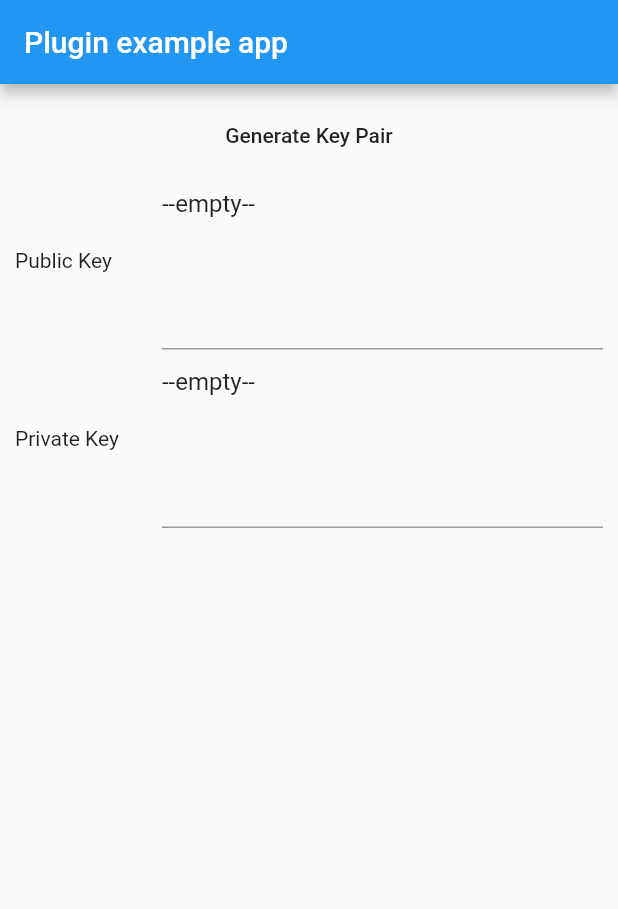
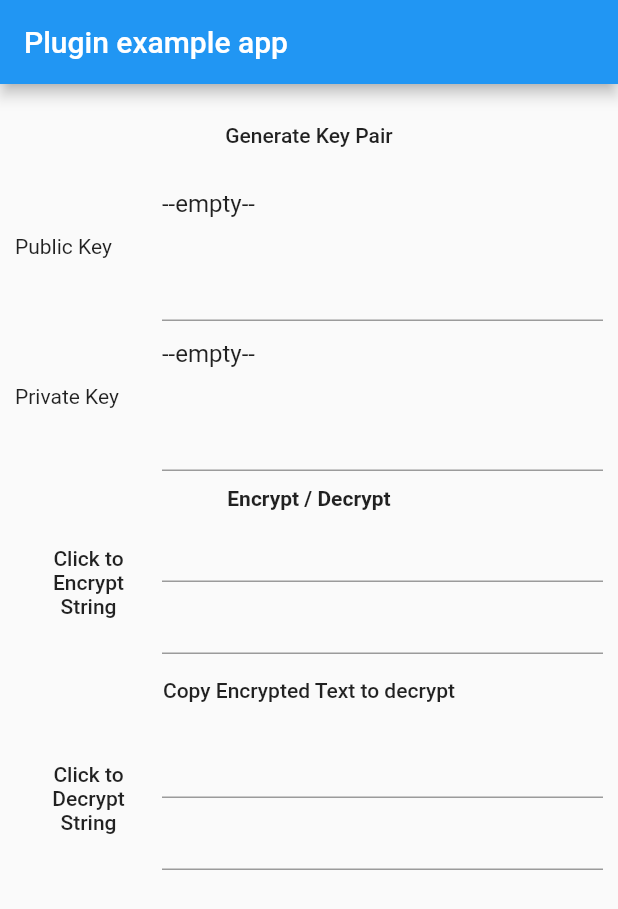
Before and after one commit to eurus-chain/eurus-app-security, a Flutter app: the screen it shows after launch, after a tap on "Generate Key Pair", on a phone screen of 412 x 824 dp. Shown: the top 909 px of the screen. Run offline on Flutter 3.47's test engine with Material 2 defaults, Android fonts, the phone set to English and light mode, and no system bars; missing offline and left inert: asn1lib, pointycastle.

Commit message:
1. Retrieve params updated 2. Retrieve test script updated 3. Example udpated

```diff
--- a/example/lib/main.dart
+++ b/example/lib/main.dart
@@ -14,10 +14,16 @@ class MyApp extends StatefulWidget {
 }
 
 class _MyAppState extends State<MyApp> {
-  AsymmetricKeyPair<PublicKey, PrivateKey> keyPairs;
+  AsymmetricKeyPair keyPairs;
 
   final TextEditingController publicKyTc = TextEditingController();
   final TextEditingController privateKyTc = TextEditingController();
+
+  final TextEditingController txtToEncrypt = TextEditingController();
+  final TextEditingController txtEncrypted = TextEditingController();
+
+  final TextEditingController txtToDecrypt = TextEditingController();
+  final TextEditingController txtDecrypted = TextEditingController();
 
   @override
   void initState() {
@@ -35,6 +41,7 @@ class _MyAppState extends State<MyApp> {
         ),
         body: Container(
           padding: EdgeInsets.all(10),
+          child: SingleChildScrollView(
             child: Column(
               children: [
                 FlatButton(
@@ -50,11 +57,11 @@ class _MyAppState extends State<MyApp> {
                     Expanded(
                       flex: 3,
                       child: TextField(
-                      maxLines: 5,
+                        maxLines: 4,
                         controller: publicKyTc,
                         textAlignVertical: TextAlignVertical.center,
                       ),
-                  )
+                    ),
                   ],
                 ),
                 Row(
@@ -66,14 +73,83 @@ class _MyAppState extends State<MyApp> {
                           Expanded(
                             flex: 3,
                             child: TextField(
-                      maxLines: 5,
+                              maxLines: 4,
                               controller: privateKyTc,
                               textAlignVertical: TextAlignVertical.center,
                             ),
                           ),
                         ],
                       ),
+                Container(
+                  padding: EdgeInsets.only(top: 10),
+                  child: Column(
+                    children: [
+                      Text("Encrypt / Decrypt", style: TextStyle(fontWeight: FontWeight.bold)),
+                      Row(
+                        children: [
+                          Expanded(
+                            flex: 1,
+                            child: FlatButton(
+                              onPressed: encryptString,
+                              child: Text(
+                                "Click to Encrypt String",
+                                textAlign: TextAlign.center,
+                              ),
+                            ),
+                          ),
+                          Expanded(
+                            flex: 3,
+                            child: Column(
+                              children: [
+                                TextField(
+                                  controller: txtToEncrypt,
+                                ),
+                                TextField(
+                                  controller: txtEncrypted,
+                                ),
                               ],
+                            ),
+                          ),
+                        ],
+                      ),
+                      FlatButton(
+                        onPressed: () {
+                          txtToDecrypt.text = txtEncrypted.text;
+                        },
+                        child: Text("Copy Encrypted Text to decrypt"),
+                      ),
+                      Row(
+                        children: [
+                          Expanded(
+                            flex: 1,
+                            child: FlatButton(
+                              onPressed: decryptString,
+                              child: Text(
+                                "Click to Decrypt String",
+                                textAlign: TextAlign.center,
+                              ),
+                            ),
+                          ),
+                          Expanded(
+                            flex: 3,
+                            child: Column(
+                              children: [
+                                TextField(
+                                  controller: txtToDecrypt,
+                                ),
+                                TextField(
+                                  controller: txtDecrypted,
+                                ),
+                              ],
+                            ),
+                          ),
+                        ],
+                      ),
+                    ],
+                  ),
+                )
+              ],
+            ),
           ),
         ),
       ),
@@ -87,25 +163,34 @@ class _MyAppState extends State<MyApp> {
       keyPairs = keys;
     });
 
-    String publickey = getStringPublickey();
-    publicKyTc.text = publickey;
-    String privatekey = getStringPrivatekey();
-    privateKyTc.text = privatekey;
+    getStringPublickey();
+    getStringPrivatekey();
   }
 
   static AsymmetricKeyPair _genKeys(String dmy) {
     return RsaKeyHelper().generateKeyPair();
   }
 
-  String getStringPublickey() {
-    if (keyPairs == null) return '--empty--';
-    return RsaKeyHelper().encodePublicKeyToPem(keyPairs.publicKey);
+  void getStringPublickey() {
+    if (keyPairs == null) return;
+    publicKyTc.text = RsaKeyHelper().encodePublicKeyToPem(keyPairs.publicKey);
   }
 
-  String getStringPrivatekey() {
-    if (keyPairs == null) return '--empty--';
-    return RsaKeyHelper().encodePrivateKeyToPem(keyPairs.privateKey);
+  void getStringPrivatekey() {
+    if (keyPairs == null) return;
+    privateKyTc.text =
+        RsaKeyHelper().encodePrivateKeyToPem(keyPairs.privateKey);
   }
 
-  void encryptString() {}
+  void encryptString() {
+    if (txtToEncrypt.text == '') return;
+    txtEncrypted.text =
+        RsaKeyHelper().encrypt(txtToEncrypt.text, keyPairs.publicKey);
   }
+
+  void decryptString() {
+    if (txtToDecrypt.text == '') return;
+    txtDecrypted.text =
+        RsaKeyHelper().decrypt(txtToDecrypt.text, keyPairs.privateKey);
+  }
+}
--- a/lib/retrieve.dart
+++ b/lib/retrieve.dart
@@ -8,10 +8,9 @@ import 'package:pointycastle/export.dart';
 /// Retrieve for api use
 abstract class Retrieve {
   final String retrieve;
+  final DateTime dateTime;
 
-  final DateTime dateTime = DateTime.now();
-
-  Retrieve({@required this.retrieve}) {
+  Retrieve({@required this.retrieve, @required this.dateTime}) {
     _setSeq();
   }
 
```
Also changed, not shown: 2 other files. Lines whose indentation alone changed are shown as unchanged.
